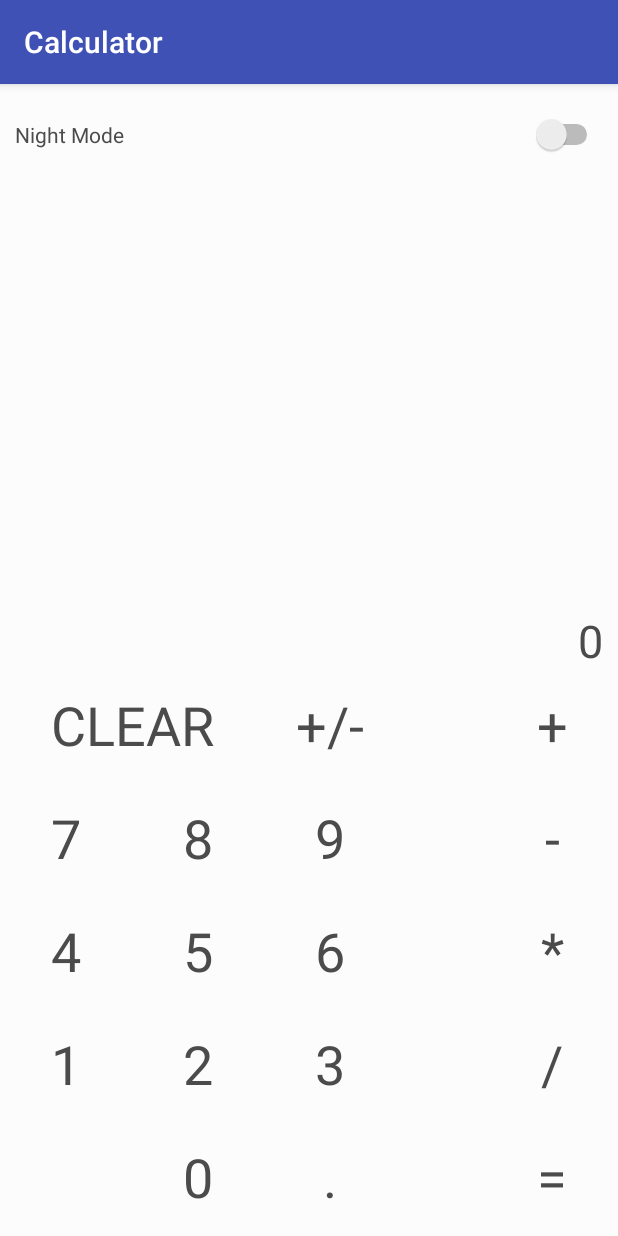
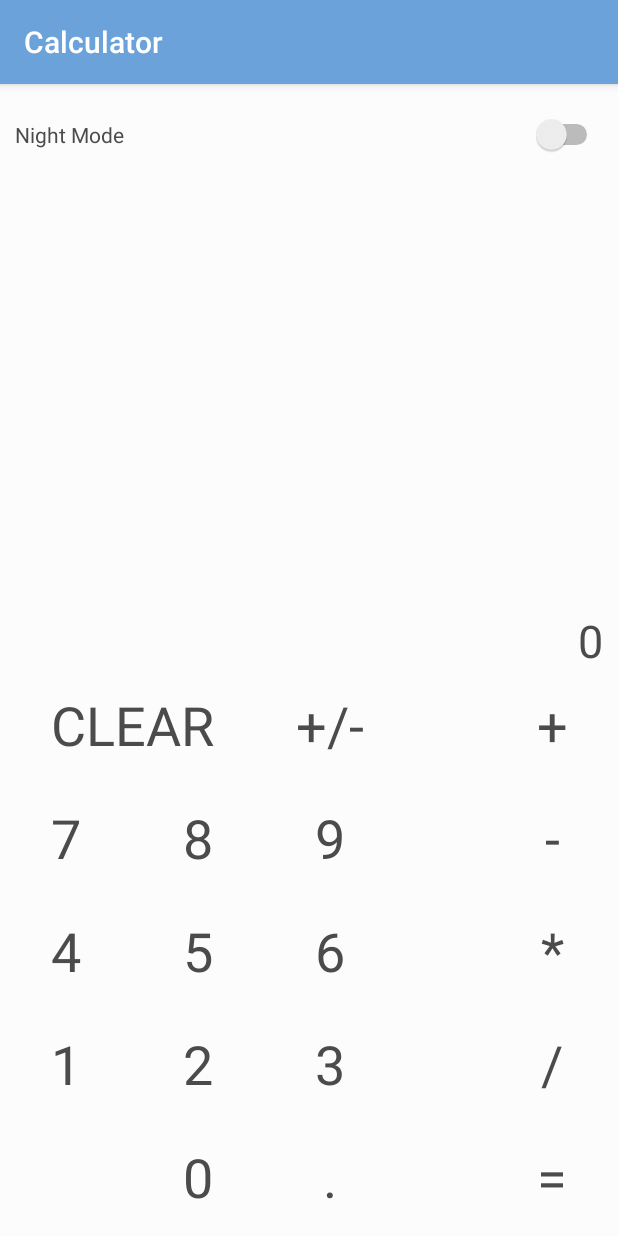
Before and after one commit to vincentcote87/simpleAndroidCalc, an Android app: the screen it shows after launch (MainActivity), on a phone screen of 412 x 824 dp. Run offline under Robolectric (Android 15) with nearby library versions, the phone set to English and light mode, and no system bars.

Commit message:
Clean up and set max input to 12 digits

```diff
--- a/MyApplication/app/src/main/java/com/example/vincent/calculator/MainActivity.java
+++ b/MyApplication/app/src/main/java/com/example/vincent/calculator/MainActivity.java
@@ -63,7 +63,6 @@ public class MainActivity extends AppCompatActivity {
             public void onClick(View v) {
                 setValue("1");
                 answer.setText(inputVal);
-//                input.setText(input.getText().toString() + '1');
             }
         });
 
@@ -71,7 +70,6 @@ public class MainActivity extends AppCompatActivity {
             public void onClick(View v) {
                 setValue("2");
                 answer.setText(inputVal);
-//                input.setText(input.getText().toString() + '2');
             }
         });
 
@@ -79,7 +77,6 @@ public class MainActivity extends AppCompatActivity {
             public void onClick(View v) {
                 setValue("3");
                 answer.setText(inputVal);
-//                input.setText(input.getText().toString() + '3');
             }
         });
 
@@ -87,7 +84,6 @@ public class MainActivity extends AppCompatActivity {
             public void onClick(View v) {
                 setValue("4");
                 answer.setText(inputVal);
-//                input.setText(input.getText().toString() + '4');
             }
         });
 
@@ -95,7 +91,6 @@ public class MainActivity extends AppCompatActivity {
             public void onClick(View v) {
                 setValue("5");
                 answer.setText(inputVal);
-//                input.setText(input.getText().toString() + '5');
             }
         });
 
@@ -103,7 +98,6 @@ public class MainActivity extends AppCompatActivity {
             public void onClick(View v) {
                 setValue("6");
                 answer.setText(inputVal);
-//                input.setText(input.getText().toString() + '6');
             }
         });
 
@@ -111,7 +105,6 @@ public class MainActivity extends AppCompatActivity {
             public void onClick(View v) {
                 setValue("7");
                 answer.setText(inputVal);
-//                input.setText(input.getText().toString() + '7');
             }
         });
 
@@ -119,7 +112,6 @@ public class MainActivity extends AppCompatActivity {
             public void onClick(View v) {
                 setValue("8");
                 answer.setText(inputVal);
-//                input.setText(input.getText().toString() + '8');
             }
         });
 
@@ -127,7 +119,6 @@ public class MainActivity extends AppCompatActivity {
             public void onClick(View v) {
                 setValue("9");
                 answer.setText(inputVal);
-//                input.setText(input.getText().toString() + '9');
             }
         });
 
@@ -135,7 +126,6 @@ public class MainActivity extends AppCompatActivity {
             public void onClick(View v) {
                 setValue(".");
                 answer.setText(inputVal);
-//                input.setText(input.getText().toString() + '.');
             }
         });
 
@@ -155,7 +145,6 @@ public class MainActivity extends AppCompatActivity {
                 if(inputVal != null) {
                     opClicked("+");
                     input.setText(operand);
-
                 }
             }
         });
@@ -165,7 +154,6 @@ public class MainActivity extends AppCompatActivity {
                 if(inputVal != null) {
                     opClicked("-");
                     input.setText(operand);
-
                 }
             }
         });
@@ -175,7 +163,6 @@ public class MainActivity extends AppCompatActivity {
                 if(inputVal != null) {
                     opClicked("*");
                     input.setText(operand);
-
                 }
             }
         });
@@ -185,7 +172,6 @@ public class MainActivity extends AppCompatActivity {
                 if(inputVal != null) {
                     opClicked("/");
                     input.setText(operand);
-
                 }
             }
         });
@@ -256,7 +242,7 @@ public class MainActivity extends AppCompatActivity {
         if(inputVal == null) {
             inputVal = ch;
         }
-        else {
+        else if(inputVal.length() <= 12) {
             inputVal += ch;
         }
     }
--- a/MyApplication/app/src/main/res/values/styles.xml
+++ b/MyApplication/app/src/main/res/values/styles.xml
@@ -4,14 +4,11 @@
     <!-- Light theme -->
     <style name="AppTheme" parent="Theme.AppCompat.Light.DarkActionBar">
         <!-- Customize your theme here. -->
-        <item name="colorPrimary">@color/colorPrimary</item>
-        <item name="colorPrimaryDark">@color/colorPrimaryDark</item>
-        <item name="colorAccent">@color/colorAccent</item>
+        <item name="colorPrimary">#6aa2d9</item>
+        <item name="colorPrimaryDark">#537fab</item>
+        <item name="colorAccent">#6c4dd4</item>
         <item name="backgroundColour">#fcfcfc</item>
         <item name="textColour">#4b4b4b</item>
-        <item name="btn">#fcfcfc</item>
-        <item name="textBoxColour">#fcfcfc</item>
-        <item name="tintColour">#fcfcfc</item>
     </style>
 
     <!-- Base application theme. -->
@@ -20,11 +17,8 @@
         <!-- Customize your theme here. -->
         <item name="colorPrimary">#4b4b4b</item>
         <item name="colorPrimaryDark">#000000</item>
-        <item name="colorAccent">@color/colorAccent</item>
+        <item name="colorAccent">#6c4dd4</item>
         <item name="backgroundColour">#4b4b4b</item>
         <item name="textColour">#fcfcfc</item>
-        <item name="btn">#4b4b4b</item>
-        <item name="textBoxColour">#4b4b4b</item>
-        <item name="tintColour">#4b4b4b</item>
     </style>
 </resources>
--- a/MyApplication/app/src/main/res/values/themeAttr.xml
+++ b/MyApplication/app/src/main/res/values/themeAttr.xml
@@ -3,8 +3,5 @@
     <declare-styleable name="ds">
         <attr name="backgroundColour" format="color"/>
         <attr name="textColour" format="color"/>
-        <attr name="btn" format="color"/>
-        <attr name="textBoxColour" format="color"/>
-        <attr name="tintColour" format="color"/>
     </declare-styleable>
 </resources>
```
